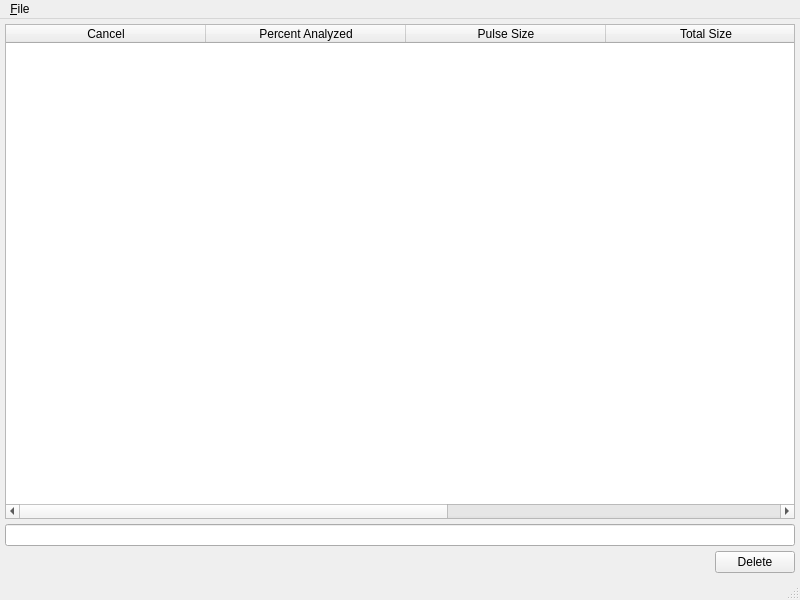
This is UI/starbeamanalyzer.ui in xloem/spot-on-svn as Qt 5 draws it before an edit. The edited form follows.
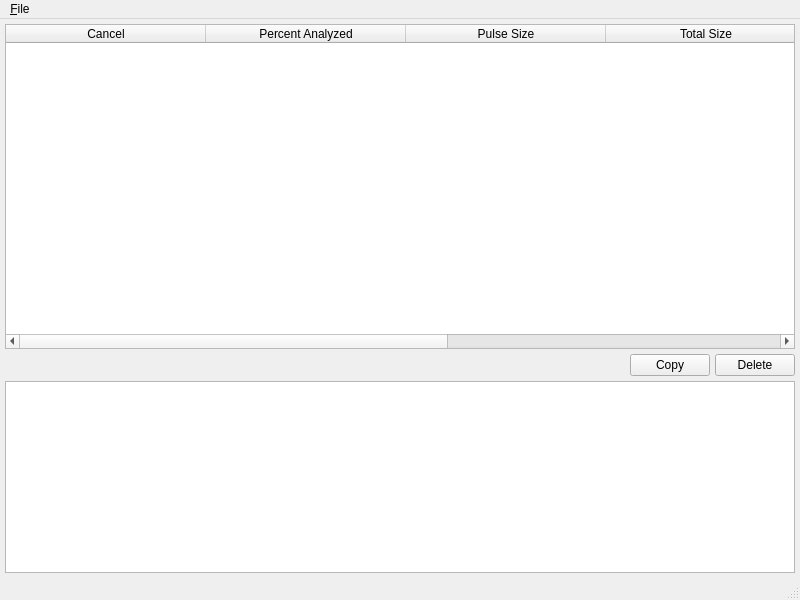
This is the edited form. Icons and pictures are not drawn.

Diff of the .ui file:
```diff
--- a/UI/starbeamanalyzer.ui
+++ b/UI/starbeamanalyzer.ui
@@ -85,13 +85,6 @@
       </column>
      </widget>
     </item>
-    <item>
-     <widget class="QLineEdit" name="results">
-      <property name="readOnly">
-       <bool>true</bool>
-      </property>
-     </widget>
-    </item>
     <item>
      <layout class="QHBoxLayout" name="horizontalLayout">
       <property name="spacing">
@@ -110,6 +103,13 @@
         </property>
        </spacer>
       </item>
+      <item>
+       <widget class="QPushButton" name="copy">
+        <property name="text">
+         <string>Copy</string>
+        </property>
+       </widget>
+      </item>
       <item>
        <widget class="QPushButton" name="clear">
         <property name="text">
@@ -119,6 +119,16 @@
       </item>
      </layout>
     </item>
+    <item>
+     <widget class="QTextBrowser" name="results">
+      <property name="sizePolicy">
+       <sizepolicy hsizetype="Expanding" vsizetype="Maximum">
+        <horstretch>0</horstretch>
+        <verstretch>0</verstretch>
+       </sizepolicy>
+      </property>
+     </widget>
+    </item>
    </layout>
   </widget>
   <widget class="QMenuBar" name="menubar">
```
Left out of the diff: 3 changed lines with no effect on the pictures.
